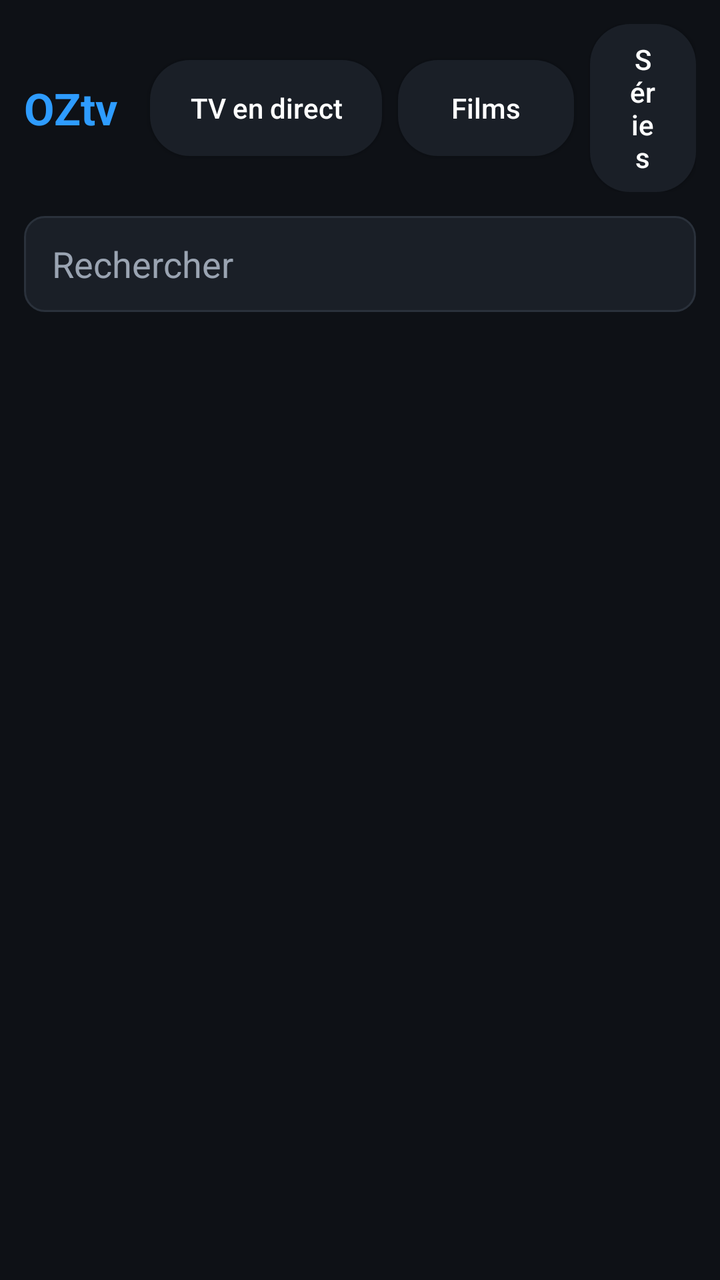
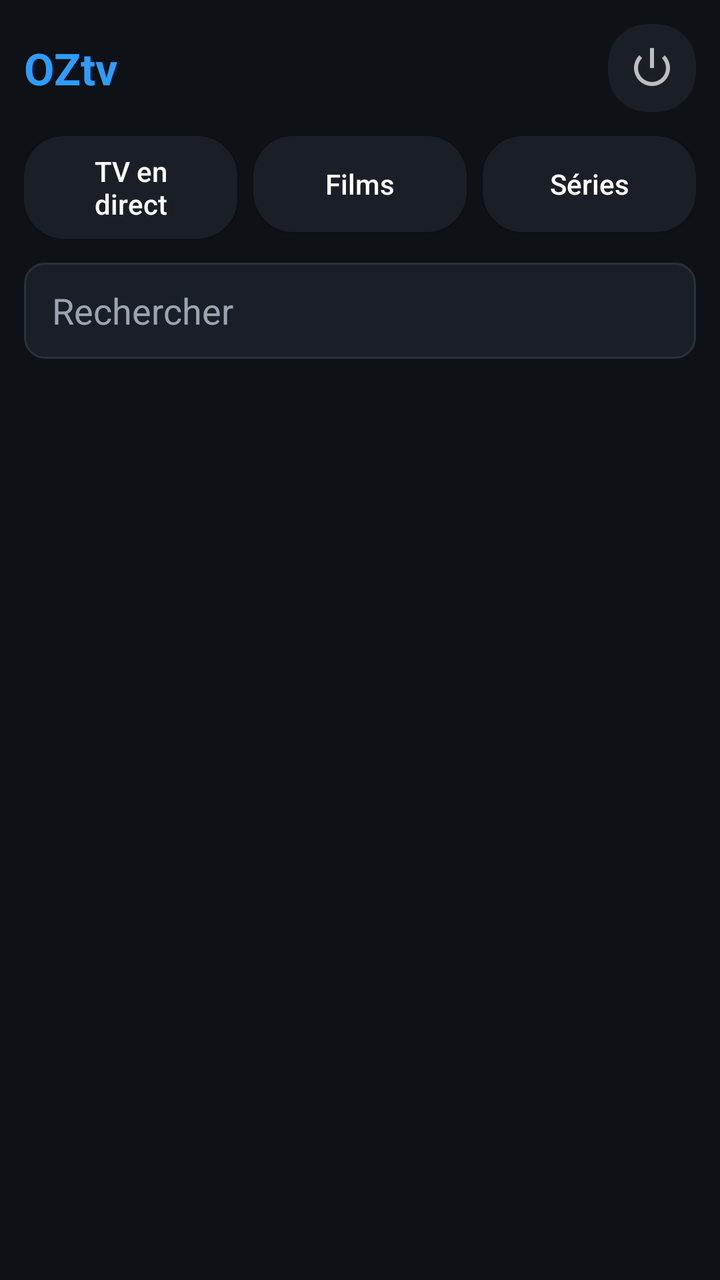

The first picture is an Android layout as it rendered before a commit; the second is the same layout after the commit. The layout source and the unified diff follow.
<!-- AndroidManifest.xml: application theme Theme.OZtv -->
<!-- res/layout/activity_main.xml -->
<?xml version="1.0" encoding="utf-8"?>
<LinearLayout xmlns:android="http://schemas.android.com/apk/res/android"
    android:layout_width="match_parent"
    android:layout_height="match_parent"
    android:orientation="vertical"
    android:background="@color/bg">

    <LinearLayout
        android:layout_width="match_parent"
        android:layout_height="wrap_content"
        android:orientation="horizontal"
        android:gravity="center_vertical"
        android:padding="12dp">

        <TextView
            android:layout_width="wrap_content"
            android:layout_height="wrap_content"
            android:text="@string/app_name"
            android:textColor="@color/accent"
            android:textStyle="bold"
            android:textSize="22sp"
            android:layout_marginEnd="16dp" />

        <Button
            android:id="@+id/tabLive"
            android:layout_width="wrap_content"
            android:layout_height="wrap_content"
            android:text="@string/live"
            android:textColor="@color/text"
            android:textAllCaps="false"
            android:background="@drawable/chip_bg"
            android:layout_marginEnd="8dp" />

        <Button
            android:id="@+id/tabMovies"
            android:layout_width="wrap_content"
            android:layout_height="wrap_content"
            android:text="@string/movies"
            android:textColor="@color/text"
            android:textAllCaps="false"
            android:background="@drawable/chip_bg"
            android:layout_marginEnd="8dp" />

        <Button
            android:id="@+id/tabSeries"
            android:layout_width="wrap_content"
            android:layout_height="wrap_content"
            android:text="@string/series"
            android:textColor="@color/text"
            android:textAllCaps="false"
            android:background="@drawable/chip_bg" />

        <View
            android:layout_width="0dp"
            android:layout_height="1dp"
            android:layout_weight="1" />

        <ImageButton
            android:id="@+id/btnLogout"
            android:layout_width="44dp"
            android:layout_height="44dp"
            android:background="@drawable/chip_bg"
            android:src="@android:drawable/ic_lock_power_off"
            android:contentDescription="@string/logout" />
    </LinearLayout>

    <EditText
        android:id="@+id/etSearch"
        android:layout_width="match_parent"
        android:layout_height="48dp"
        android:background="@drawable/input_bg"
        android:paddingHorizontal="14dp"
        android:hint="@string/search"
        android:textColorHint="@color/text_dim"
        android:textColor="@color/text"
        android:inputType="text"
        android:layout_marginHorizontal="12dp"
        android:layout_marginBottom="8dp" />

    <HorizontalScrollView
        android:layout_width="match_parent"
        android:layout_height="wrap_content"
        android:scrollbars="none"
        android:paddingHorizontal="12dp">

        <LinearLayout
            android:id="@+id/catGroup"
            android:layout_width="wrap_content"
            android:layout_height="wrap_content"
            android:orientation="horizontal"
            android:paddingVertical="4dp" />
    </HorizontalScrollView>

    <FrameLayout
        android:layout_width="match_parent"
        android:layout_height="0dp"
        android:layout_weight="1">

        <androidx.recyclerview.widget.RecyclerView
            android:id="@+id/grid"
            android:layout_width="match_parent"
            android:layout_height="match_parent"
            android:padding="8dp"
            android:clipToPadding="false" />

        <ProgressBar
            android:id="@+id/progress"
            android:layout_width="wrap_content"
            android:layout_height="wrap_content"
            android:layout_gravity="center"
            android:visibility="gone" />

        <TextView
            android:id="@+id/tvEmpty"
            android:layout_width="wrap_content"
            android:layout_height="wrap_content"
            android:layout_gravity="center"
            android:text="Aucun résultat"
            android:textColor="@color/text_dim"
            android:visibility="gone" />
    </FrameLayout>
</LinearLayout>
<!-- resources referenced by this layout -->
<resources>
  <color name="accent">#2E9CFF</color>
  <color name="bg">#0E1116</color>
  <color name="text">#FFFFFF</color>
  <color name="text_dim">#9AA4B2</color>
  <!-- drawable chip_bg (drawable) -->
  <selector xmlns:android="http://schemas.android.com/apk/res/android">
      <item android:state_focused="true">
          <shape android:shape="rectangle">
              <solid android:color="@color/accent" />
              <corners android:radius="20dp" />
              <padding android:left="20dp" android:right="20dp" android:top="8dp" android:bottom="8dp" />
          </shape>
      </item>
      <item android:state_pressed="true">
          <shape android:shape="rectangle">
              <solid android:color="@color/accent_dark" />
              <corners android:radius="20dp" />
              <padding android:left="20dp" android:right="20dp" android:top="8dp" android:bottom="8dp" />
          </shape>
      </item>
      <item>
          <shape android:shape="rectangle">
              <solid android:color="@color/bg_card" />
              <corners android:radius="20dp" />
              <padding android:left="20dp" android:right="20dp" android:top="8dp" android:bottom="8dp" />
          </shape>
      </item>
  </selector>
  <!-- drawable input_bg (drawable) -->
  <shape xmlns:android="http://schemas.android.com/apk/res/android" android:shape="rectangle">
      <solid android:color="@color/bg_card" />
      <corners android:radius="10dp" />
      <stroke android:width="1dp" android:color="#2A313B" />
  </shape>
  <string name="app_name">OZtv</string>
  <string name="live">TV en direct</string>
  <string name="logout">Déconnexion</string>
  <string name="movies">Films</string>
  <string name="search">Rechercher</string>
  <string name="series">Séries</string>
  <style name="Theme.OZtv" parent="Theme.AppCompat.NoActionBar">
          <item name="android:windowBackground">@color/bg</item>
          <item name="colorPrimary">@color/accent</item>
          <item name="colorAccent">@color/accent</item>
          <item name="android:statusBarColor">@color/bg</item>
          <item name="android:navigationBarColor">@color/bg</item>
      </style>
  <color name="accent_dark">#1C6FC0</color>
  <color name="bg_card">#1A1F27</color>
</resources>

<!-- the commit's change to res/layout/activity_main.xml (unified diff, before → after) -->
@@ -10,21 +10,39 @@
         android:layout_height="wrap_content"
         android:orientation="horizontal"
         android:gravity="center_vertical"
-        android:padding="12dp">
+        android:paddingHorizontal="12dp"
+        android:paddingTop="12dp">
 
         <TextView
-            android:layout_width="wrap_content"
+            android:layout_width="0dp"
             android:layout_height="wrap_content"
+            android:layout_weight="1"
             android:text="@string/app_name"
             android:textColor="@color/accent"
             android:textStyle="bold"
-            android:textSize="22sp"
-            android:layout_marginEnd="16dp" />
+            android:textSize="22sp" />
+
+        <ImageButton
+            android:id="@+id/btnLogout"
+            android:layout_width="44dp"
+            android:layout_height="44dp"
+            android:background="@drawable/chip_bg"
+            android:src="@android:drawable/ic_lock_power_off"
+            android:contentDescription="@string/logout" />
+    </LinearLayout>
+
+    <LinearLayout
+        android:layout_width="match_parent"
+        android:layout_height="wrap_content"
+        android:orientation="horizontal"
+        android:padding="12dp"
+        android:baselineAligned="false">
 
         <Button
             android:id="@+id/tabLive"
-            android:layout_width="wrap_content"
+            android:layout_width="0dp"
             android:layout_height="wrap_content"
+            android:layout_weight="1"
             android:text="@string/live"
             android:textColor="@color/text"
             android:textAllCaps="false"
@@ -33,8 +51,9 @@
 
         <Button
             android:id="@+id/tabMovies"
-            android:layout_width="wrap_content"
+            android:layout_width="0dp"
             android:layout_height="wrap_content"
+            android:layout_weight="1"
             android:text="@string/movies"
             android:textColor="@color/text"
             android:textAllCaps="false"
@@ -43,25 +62,13 @@
 
         <Button
             android:id="@+id/tabSeries"
-            android:layout_width="wrap_content"
+            android:layout_width="0dp"
             android:layout_height="wrap_content"
+            android:layout_weight="1"
             android:text="@string/series"
             android:textColor="@color/text"
             android:textAllCaps="false"
             android:background="@drawable/chip_bg" />
-
-        <View
-            android:layout_width="0dp"
-            android:layout_height="1dp"
-            android:layout_weight="1" />
-
-        <ImageButton
-            android:id="@+id/btnLogout"
-            android:layout_width="44dp"
-            android:layout_height="44dp"
-            android:background="@drawable/chip_bg"
-            android:src="@android:drawable/ic_lock_power_off"
-            android:contentDescription="@string/logout" />
     </LinearLayout>
 
     <EditText
